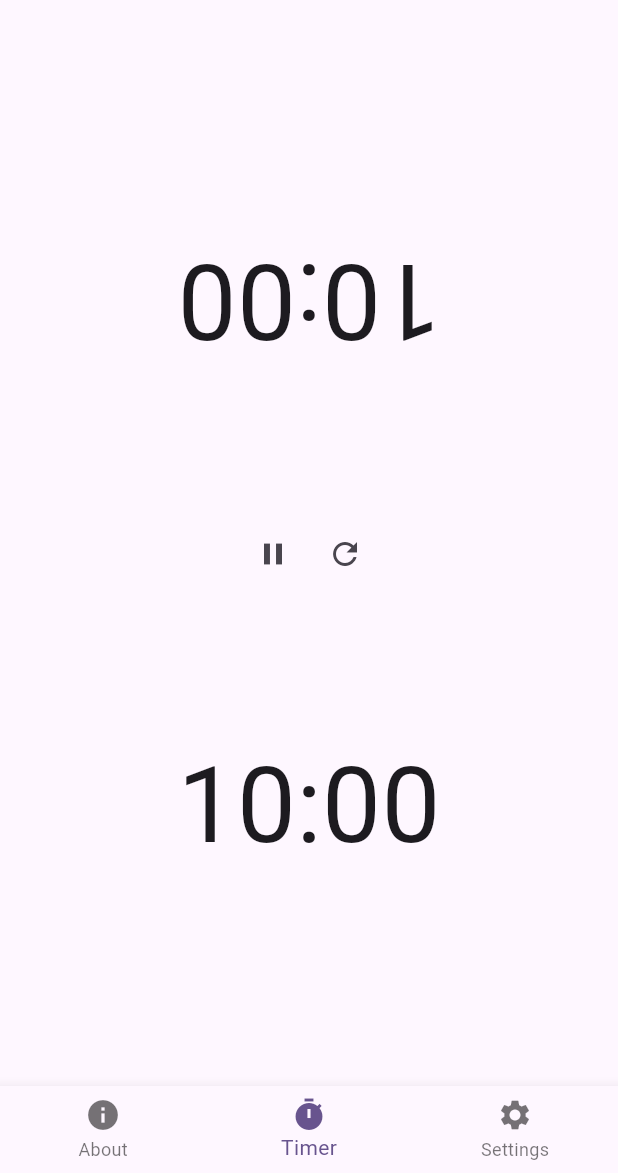
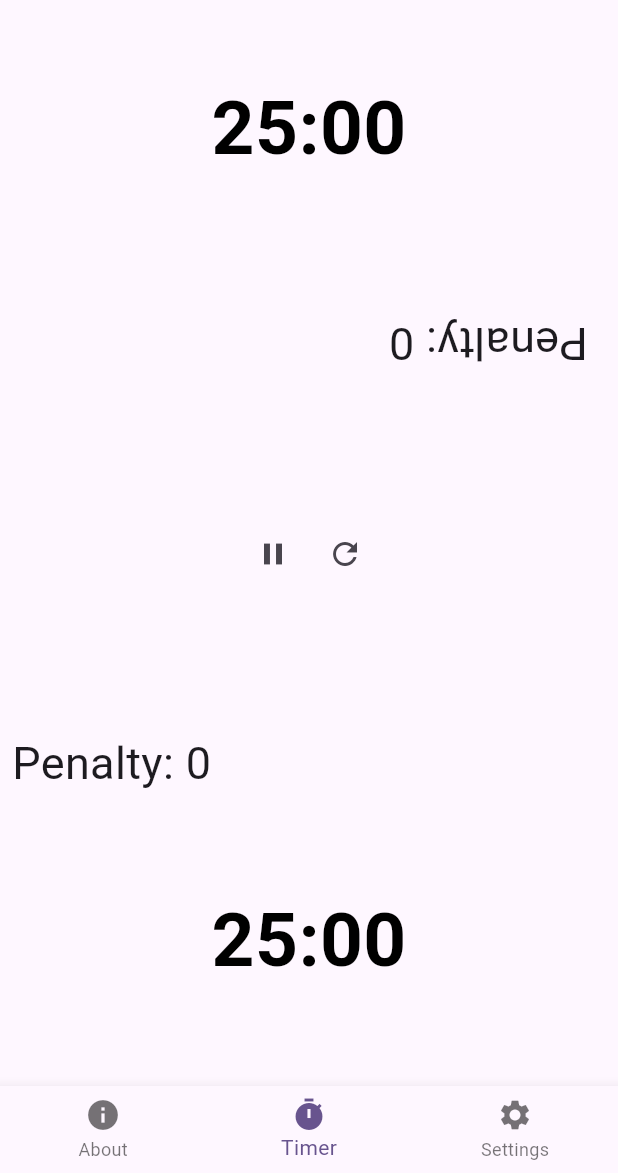
Before and after one commit to Janith19/Scrabble_Timer, a Flutter app: the screen it shows after launch, on a phone screen of 412 x 824 dp, the part 63-1236 px from its top. Run offline on Flutter 3.47's test engine with Material 3 defaults, Android fonts, the phone set to English and light mode, and no system bars.

Commit message:
Negative Time Implemented

```diff
--- a/lib/Components/clock.dart
+++ b/lib/Components/clock.dart
@@ -1,32 +1,93 @@
+// clock.dart
 import 'package:flutter/material.dart';
 
-class Clock extends StatelessWidget {
+class Clock extends StatefulWidget {
+  final bool isReversed;
   final int seconds;
-  final Function onStart;
-  final bool isReversed;
+  final int overtimeLimit;
+  final VoidCallback onStart;
 
-  Clock(
-      {required this.seconds, required this.onStart, required this.isReversed});
+  const Clock({
+    Key? key,
+    required this.isReversed,
+    required this.seconds,
+    required this.overtimeLimit,
+    required this.onStart,
+  }) : super(key: key);
 
-  String _formatTime(int timeInSeconds) {
-    //int hours = timeInSeconds ~/ 3600;
-    int minutes = (timeInSeconds % 3600) ~/ 60;
-    int seconds = timeInSeconds % 60;
-    return '${minutes.toString().padLeft(2, '0')}:${seconds.toString().padLeft(2, '0')}';
+  @override
+  _ClockState createState() => _ClockState();
+}
+
+class _ClockState extends State<Clock> {
+  late int _remainingSeconds;
+
+  @override
+  void initState() {
+    super.initState();
+    _remainingSeconds = widget.seconds;
+  }
+
+  @override
+  void didUpdateWidget(covariant Clock oldWidget) {
+    super.didUpdateWidget(oldWidget);
+    if (widget.seconds != _remainingSeconds) {
+      setState(() {
+        _remainingSeconds = widget.seconds;
+      });
+    }
   }
 
   @override
   Widget build(BuildContext context) {
     return GestureDetector(
-        onTap: onStart as void Function()?,
-        child: Container(
-          child: RotatedBox(
-            quarterTurns: isReversed ? 2 : 0,
-            child: Text(
-              _formatTime(seconds),
-              style: TextStyle(fontSize: 70),
-            ),
-          ),
-        ));
+      onTap: widget.onStart,
+      child: Center(
+        child: CountdownText(
+          isReversed: widget.isReversed,
+          seconds: _remainingSeconds,
+          overtimeLimit: widget.overtimeLimit,
+        ),
+      ),
+    );
   }
 }
+
+class CountdownText extends StatelessWidget {
+  final bool isReversed;
+  final int seconds;
+  final int overtimeLimit;
+
+  const CountdownText({
+    Key? key,
+    required this.isReversed,
+    required this.seconds,
+    required this.overtimeLimit,
+  }) : super(key: key);
+
+  @override
+  Widget build(BuildContext context) {
+    int remainingSeconds = seconds;
+    final isNegative = seconds < 0;
+
+    if (isNegative) {
+      remainingSeconds = (seconds.abs() % (overtimeLimit * 60));
+    } else if (remainingSeconds == 0) {
+      remainingSeconds = 0;
+    }
+
+    final minutes = remainingSeconds ~/ 60;
+    remainingSeconds = remainingSeconds % 60;
+
+    return Text(
+      isReversed
+          ? '${isNegative ? '-' : ''}${minutes.abs()}:${remainingSeconds.abs().toString().padLeft(2, '0')}'
+          : '${minutes.abs()}:${remainingSeconds.abs().toString().padLeft(2, '0')}${isNegative ? '-' : ''}',
+      style: TextStyle(
+        fontSize: 50.0,
+        fontWeight: FontWeight.bold,
+        color: isNegative ? Colors.red : Colors.black,
+      ),
+    );
+  }
+}
--- a/lib/Components/scrabbletimer.dart
+++ b/lib/Components/scrabbletimer.dart
@@ -1,12 +1,13 @@
 import 'dart:async';
 import 'package:flutter/material.dart';
+import 'package:flutter/widgets.dart';
 import 'clock.dart';
 import 'control_buttons.dart';
 
 class ScrabbleTimer extends StatefulWidget {
-  final int playerTime; // Add this field
+  final int playerTime;
 
-  ScrabbleTimer({Key? key, this.playerTime = 5}) : super(key: key);
+  ScrabbleTimer({Key? key, this.playerTime = 25}) : super(key: key);
 
   @override
   _ScrabbleTimerState createState() => _ScrabbleTimerState();
@@ -18,6 +19,8 @@ class _ScrabbleTimerState extends State<ScrabbleTimer> {
   late int _playerTime;
   late int _seconds1;
   late int _seconds2;
+  int _penalty1 = 0; // Placeholder value for penalty on timer 1
+  int _penalty2 = 0; // Placeholder value for penalty on timer 2
   bool _paused = false;
 
   @override
@@ -92,6 +95,9 @@ class _ScrabbleTimerState extends State<ScrabbleTimer> {
         child: Column(
           children: <Widget>[
             Expanded(
+              child: Column(
+                children: [
+                  Expanded(
                     child: Clock(
                       isReversed: true,
                       seconds: _seconds1,
@@ -102,12 +108,43 @@ class _ScrabbleTimerState extends State<ScrabbleTimer> {
                           _startTimer2();
                         }
                       },
+                      overtimeLimit: 5,
+                    ),
+                  ),
+                  Padding(
+                    padding:
+                        const EdgeInsets.only(right: 20.0, top: 50, bottom: 0),
+                    child: Align(
+                      alignment: Alignment.centerRight,
+                      child: RotatedBox(
+                        quarterTurns: true ? 2 : 0,
+                        child: Text(
+                          'Penalty: $_penalty1',
+                          style: TextStyle(fontSize: 30),
+                        ),
+                      ),
+                    ),
+                  ),
+                ],
               ),
             ),
             Expanded(
               child: ControlButtons(
                 onPause: _pauseTimers,
                 onReset: _resetTimers,
+              ),
+            ),
+            Expanded(
+              child: Column(
+                children: [
+                  Padding(
+                    padding: const EdgeInsets.only(left: 8.0, top: 0.0),
+                    child: Align(
+                      alignment: Alignment.centerLeft,
+                      child: Text(
+                        'Penalty: $_penalty2',
+                        style: TextStyle(fontSize: 30),
+                      ),
                     ),
                   ),
                   Expanded(
@@ -121,6 +158,10 @@ class _ScrabbleTimerState extends State<ScrabbleTimer> {
                           _startTimer1();
                         }
                       },
+                      overtimeLimit: 5,
+                    ),
+                  ),
+                ],
               ),
             ),
           ],
--- a/lib/home_screen.dart
+++ b/lib/home_screen.dart
@@ -12,18 +12,20 @@ class HomeScreen extends StatefulWidget {
 
 class _HomeScreenState extends State<HomeScreen> {
   int _selectedIndex = 1; // Set initial index to 1 (for Timer)
-  int _playerTime = 10; // Default player time in minutes
+  int _playerTime = 25; // Default player time in minutes
 
   late List<Widget> _widgetOptions; // Declare _widgetOptions
 
   @override
   void initState() {
     super.initState();
+
     _widgetOptions = [
       AboutScreen(), // Your AboutScreen widget
       ScrabbleTimer(playerTime: _playerTime), // Your ScrabbleTimer widget
       SettingsScreen(
         onPlayerTimeChanged: _updatePlayerTime,
+        onOvertimeLimitChanged: (int) {},
       ), // Your SettingsScreen widget
     ];
   }
```
Also changed, not shown: lib/settings_screen.dart (+38 -25 lines). Lines whose indentation alone changed are shown as unchanged.
